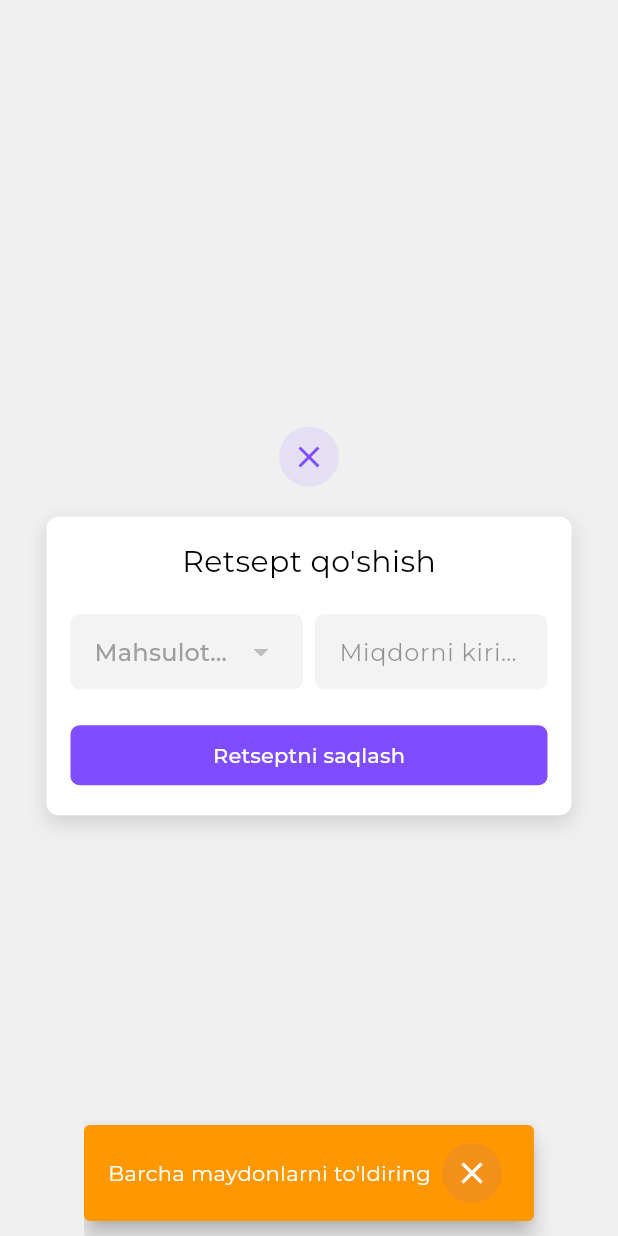
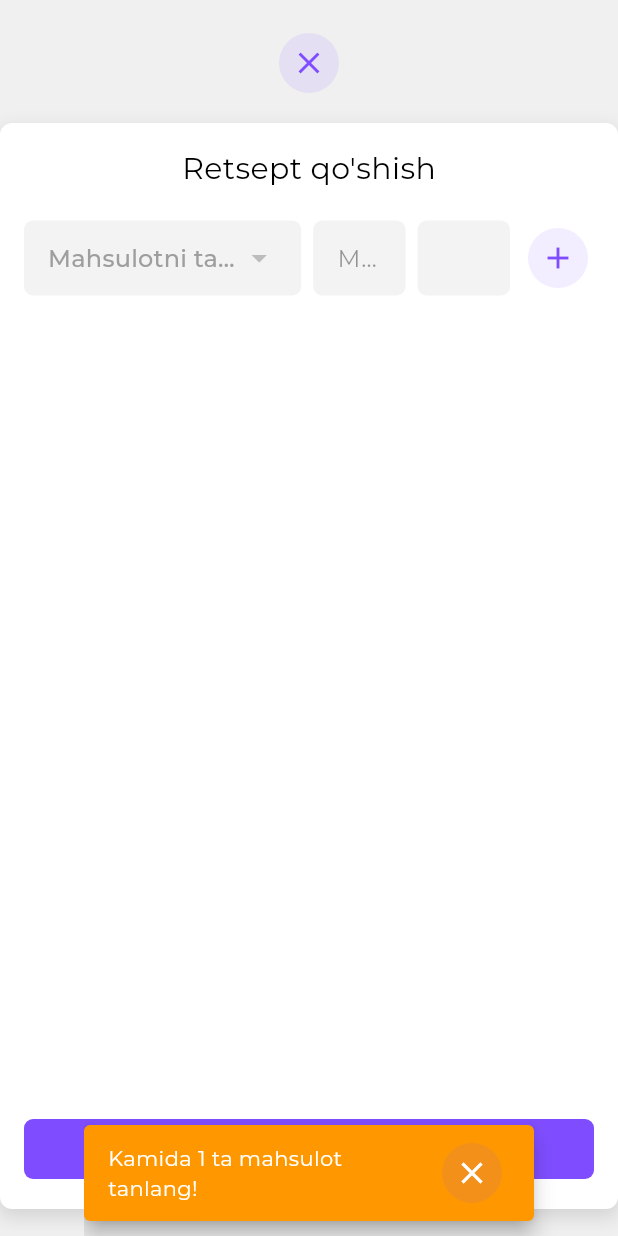
Before and after one commit to xuwnudbek/supervisor, a Flutter app: the AddRecipe screen opened directly with empty values, after a tap on "Retseptni saqlash", on a phone screen of 412 x 824 dp. Run offline on Flutter 3.47's test engine with Material 3 defaults, Android fonts, the light colour scheme and no system bars; our stand-ins replace flutter_colorpicker, get, get_storage, image_picker, loading_animation_widget; missing offline and left inert: dotted_line_flutter, window_manager; accounts and stored records are empty; network calls fail; project files that could hold a hidden picture were left out.

Commit message:
w78d982y128su1h

```diff
--- a/lib/ui/auth/provider/auth_provider.dart
+++ b/lib/ui/auth/provider/auth_provider.dart
@@ -21,7 +21,6 @@ class AuthProvider extends ChangeNotifier {
     });
 
     if (res['status'] == Result.success) {
-      inspect(res);
       await StorageService.write('token', res['data']['token']);
       await StorageService.write('user', res['data']['user']);
 
--- a/lib/ui/model/pages/add_recipe.dart
+++ b/lib/ui/model/pages/add_recipe.dart
@@ -1,10 +1,10 @@
-import 'dart:developer';
 
 import 'package:flutter/material.dart';
 import 'package:flutter/services.dart';
 import 'package:get/get.dart';
 import 'package:supervisor/services/http_service.dart';
 import 'package:supervisor/ui/model/providers/model_details_provider.dart';
+import 'package:supervisor/utils/rgb.dart';
 import 'package:supervisor/utils/widgets/custom_dialog.dart';
 import 'package:supervisor/utils/widgets/custom_dropdown.dart';
 import 'package:supervisor/utils/widgets/custom_input.dart';
@@ -28,12 +28,11 @@ class _AddRecipeState extends State<AddRecipe> {
   ModelDetailsProvider get provider => widget.provider;
   Map get recipe => widget.recipe ?? {};
 
-  final TextEditingController quantityController = TextEditingController();
-  Map selectedItem = {};
-
   List items = [];
+  List selectedItems = [];
 
   bool _isLoading = false;
+
   bool get isLoading => _isLoading;
   set isLoading(bool value) {
     _isLoading = value;
@@ -44,7 +43,6 @@ class _AddRecipeState extends State<AddRecipe> {
     isLoading = true;
 
     var res = await HttpService.get(item);
-    inspect(res);
     if (res['status'] == Result.success) {
       items = res['data'];
     }
@@ -53,12 +51,19 @@ class _AddRecipeState extends State<AddRecipe> {
   }
 
   Future<void> initialize() async {
+    await getItems();
     if (recipe.isNotEmpty) {
-      selectedItem = recipe['item'] ?? {};
-      quantityController.text = recipe['quantity'].toString();
+      selectedItems.add({
+        "item": recipe['item'],
+        "quantity": TextEditingController(text: "${recipe['quantity']}"),
+      });
       setState(() {});
+    } else {
+      selectedItems.add({
+        "item": {},
+        "quantity": TextEditingController(),
+      });
     }
-    await getItems();
   }
 
   @override
@@ -71,79 +76,138 @@ class _AddRecipeState extends State<AddRecipe> {
   Widget build(BuildContext context) {
     return Scaffold(
       body: CustomDialog(
+        width: 600,
+        maxHeight: MediaQuery.of(context).size.height - 100,
         child: Column(
           children: [
             Text(
               "Retsept${recipe.isNotEmpty ? 'ni o\'zgartirish' : ' qo\'shish'}",
-              style: const TextStyle(
-                fontSize: 20,
-              ),
+              style: const TextStyle(fontSize: 20),
             ),
             const SizedBox(height: 20),
-            Row(
+            Expanded(
+              child: ListView.builder(
+                itemCount: selectedItems.length,
+                itemBuilder: (context, index) {
+                  Map selectedItem = selectedItems[index];
+
+                  return Padding(
+                    padding: const EdgeInsets.only(bottom: 8),
+                    child: Row(
                       children: [
                         Expanded(
+                          flex: 3,
                           child: CustomDropdown(
                             hint: "Mahsulotni tanlang",
                             items: items.map((item) {
                               return DropdownMenuItem(
-                        enabled: recipe.isEmpty,
+                                enabled: recipe.isNotEmpty
+                                    ? false
+                                    : selectedItems.any((element) => element['item']['id'] == item['id'])
+                                        ? false
+                                        : true,
                                 value: item['id'],
-                        child: Text(item['name']),
+                                child: Text(
+                                  item['name'],
+                                  style: TextStyle(fontSize: 14),
+                                ),
                               );
                             }).toList(),
-                    value: selectedItem['id'],
+                            value: selectedItem['item']?['id'],
                             onChanged: (value) {
-                      selectedItem = items.firstWhere((item) => item['id'] == value);
+                              Map changedItem = items.firstWhereOrNull((element) => element?['id'] == value) ?? {};
+                              selectedItems[index]['item'] = changedItem;
+                              selectedItems[index]['quantity'].text = "";
                               setState(() {});
                             },
                           ),
                         ),
                         const SizedBox(width: 8),
                         Expanded(
+                          flex: 1,
                           child: CustomInput(
                             hint: "Miqdorni kiriting",
-                    controller: quantityController,
+                            controller: selectedItem['quantity'],
                             formatters: [
                               FilteringTextInputFormatter.digitsOnly,
                             ],
                           ),
                         ),
+                        const SizedBox(width: 8),
+                        Expanded(
+                          child: SizedBox.square(
+                            dimension: 50,
+                            child: Container(
+                              height: 50,
+                              decoration: BoxDecoration(
+                                color: secondary.withOpacity(0.8),
+                                borderRadius: BorderRadius.circular(6),
+                              ),
+                              alignment: Alignment.center,
+                              child: Text(
+                                recipe.isNotEmpty ? selectedItems.first?['item']?['unit']['name'] ?? "" : selectedItem['item']?['unit']?['name'] ?? "",
+                                style: TextStyle(
+                                  color: dark.withOpacity(0.5),
+                                  fontWeight: FontWeight.bold,
+                                ),
+                              ),
+                            ),
+                          ),
+                        ),
+                        const SizedBox(width: 8),
+                        if (recipe.isEmpty) ...[
+                          if (index == selectedItems.length - 1)
+                            IconButton(
+                              icon: const Icon(Icons.add),
+                              onPressed: () {
+                                if (selectedItems.last['item'] == null || selectedItems.last['quantity'].text.trim().isEmpty) {
+                                  CustomSnackbars(context).warning("Barcha maydonlarni to'ldiring");
+                                  return;
+                                }
+
+                                selectedItems.add({
+                                  "item": {},
+                                  "quantity": TextEditingController(),
+                                });
+                                setState(() {});
+                              },
+                            )
+                          else
+                            IconButton(
+                              style: IconButton.styleFrom(
+                                backgroundColor: danger.withOpacity(0.1),
+                              ),
+                              icon: const Icon(Icons.delete),
+                              color: danger,
+                              onPressed: () {
+                                selectedItems.removeAt(index);
+                                setState(() {});
+                              },
+                            ),
+                        ]
                       ],
+                    ),
+                  );
+                },
+              ),
             ),
             const SizedBox(height: 20),
             TextButton(
               onPressed: () async {
-                if (selectedItem.isEmpty || quantityController.text.isEmpty) {
-                  CustomSnackbars(context).warning("Barcha maydonlarni to'ldiring");
-                  return;
-                }
-
-                if (recipe.isNotEmpty) {
-                  var res = await provider.editRecipe(recipe['id'], {
-                    "size_id": provider.selectedSize['id'].toString(),
-                    "model_color_id": provider.selectedColor['id'].toString(),
-                    "item_id": selectedItem['id'].toString(),
-                    "quantity": quantityController.text.trim(),
-                  });
-
-                  Get.back();
-                  return;
-                }
-
-                var res = await provider.addRecipe({
-                  "size_id": provider.selectedSize['id'].toString(),
-                  "model_color_id": provider.selectedColor['id'].toString(),
-                  "item_id": selectedItem['id'].toString(),
-                  "quantity": quantityController.text.trim(),
-                });
-
-                Get.back();
+                await _addRecipe();
               },
               child: Row(
                 mainAxisAlignment: MainAxisAlignment.center,
                 children: [
-                  Text(
+                  isLoading
+                      ? SizedBox(
+                          width: 20,
+                          height: 20,
+                          child: CircularProgressIndicator(
+                            color: Colors.white,
+                          ),
+                        )
+                      : Text(
                           recipe.isNotEmpty ? "O'zgartirish" : "Retseptni saqlash",
                         ),
                 ],
@@ -154,4 +218,41 @@ class _AddRecipeState extends State<AddRecipe> {
       ),
     );
   }
+
+  Future<void> _addRecipe() async {
+    isLoading = true;
+
+    if (selectedItems.length == 1 && (selectedItems.first['item'] == null || selectedItems.first['quantity'].text.trim().isEmpty)) {
+      CustomSnackbars(context).warning("Kamida 1 ta mahsulot tanlang!");
+      isLoading = false;
+      return;
     }
+
+    selectedItems.removeWhere((element) => element['item'] == null || element['quantity'].text.trim().isEmpty);
+
+    if (recipe.isNotEmpty) {
+      await provider.editRecipe(context: context, recipe['id'], {
+        "size_id": provider.selectedSize['id'].toString(),
+        "model_color_id": provider.selectedColor['id'].toString(),
+        "item_id": selectedItems.first['item']['id'].toString(),
+        "quantity": selectedItems.first['quantity'].text.trim(),
+      });
+
+      isLoading = false;
+      Get.back();
+      return;
+    }
+
+    for (var selectedItem in selectedItems) {
+      await provider.addRecipe(context: context, {
+        "size_id": provider.selectedSize['id'].toString(),
+        "model_color_id": provider.selectedColor['id'].toString(),
+        "item_id": selectedItem['item']['id'].toString(),
+        "quantity": selectedItem['quantity'].text.trim(),
+      });
+    }
+
+    isLoading = false;
+    Get.back();
+  }
+}
--- a/lib/ui/model/providers/model_provider.dart
+++ b/lib/ui/model/providers/model_provider.dart
@@ -1,3 +1,5 @@
+import 'dart:developer';
+
 import 'package:flutter/material.dart';
 import 'package:supervisor/services/http_service.dart';
 
@@ -86,8 +88,6 @@ class ModelProvider extends ChangeNotifier {
 
     if (res['status'] == Result.success) {
       await getModels();
-    } else {
-      print(res['data']);
     }
 
     isUpdatingModel = false;
--- a/lib/ui/order/provider/order_detail_provider.dart
+++ b/lib/ui/order/provider/order_detail_provider.dart
@@ -1,4 +1,3 @@
-
 import 'package:flutter/material.dart';
 import 'package:supervisor/services/http_service.dart';
 import 'package:supervisor/utils/extensions/num_extension.dart';
--- a/pubspec.yaml
+++ b/pubspec.yaml
@@ -47,6 +47,7 @@ dependencies:
   flutter_colorpicker: ^1.1.0
   intl: ^0.20.1
   dotted_line_flutter: ^0.1.6
+  path_provider: ^2.1.5
 
 dev_dependencies:
   flutter_test:
@@ -75,6 +76,7 @@ flutter:
     - assets/images/
     - assets/icons/
     - assets/fonts/
+    - assets/files/
 
 
   fonts:
```
Also changed, not shown: lib/services/http_service.dart (+25 -9 lines), lib/ui/item/pages/add_item.dart (+47 -12 lines), lib/ui/item/provider/item_provider.dart (+22 -8 lines), lib/ui/model/pages/add_model.dart (+116 -69 lines), lib/ui/model/pages/model_details.dart (+46 -11 lines), lib/ui/model/providers/model_details_provider.dart (+17 -8 lines), lib/utils/widgets/custom_image_widget.dart (+26 -9 lines), pubspec.lock, 2 other files. Lines whose indentation alone changed are shown as unchanged.
